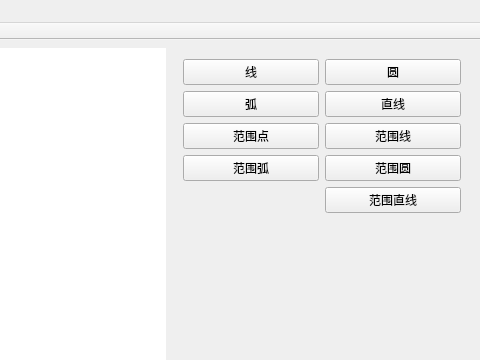
The window that Graphics_demo/src/ui/MainWindow.ui (staticWu/GraphicsDemo) describes before a commit, drawn with Qt 5; both pictures show x 442 to 922 and y 0 to 360 of the 922 by 681 pixel window.
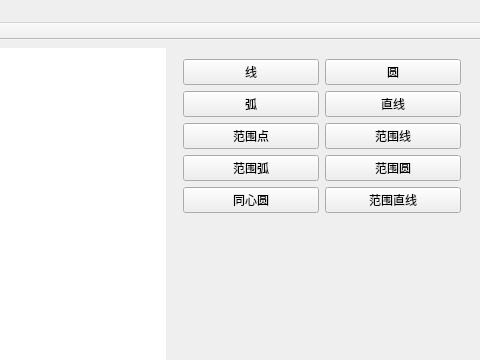
The same window after the commit.

Commit message: 新增同心圆绘画功能

Diff of the .ui file:
```diff
--- a/Graphics_demo/src/ui/MainWindow.ui
+++ b/Graphics_demo/src/ui/MainWindow.ui
@@ -117,6 +117,13 @@
            </property>
           </widget>
          </item>
+         <item row="4" column="0">
+          <widget class="QPushButton" name="concentricCircleBtn">
+           <property name="text">
+            <string>同心圆</string>
+           </property>
+          </widget>
+         </item>
         </layout>
        </item>
        <item>
```
The commit also changes 11 other files.
